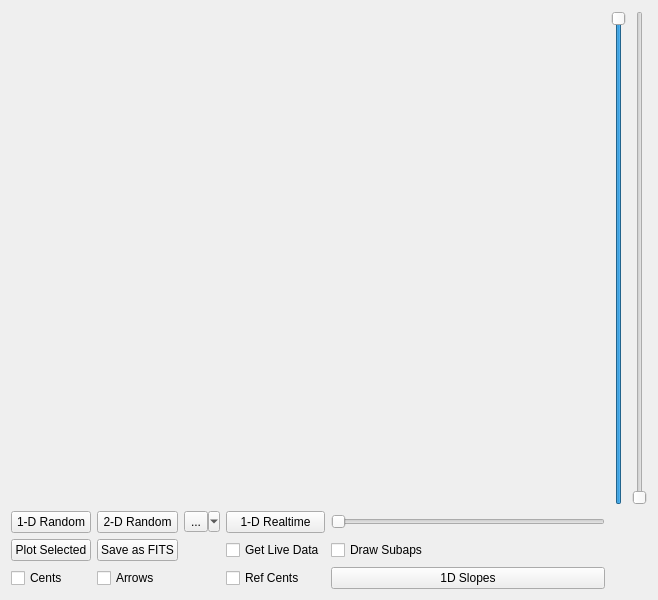
davetbarr/magicplot, file magicPlot.ui: the form before one commit.
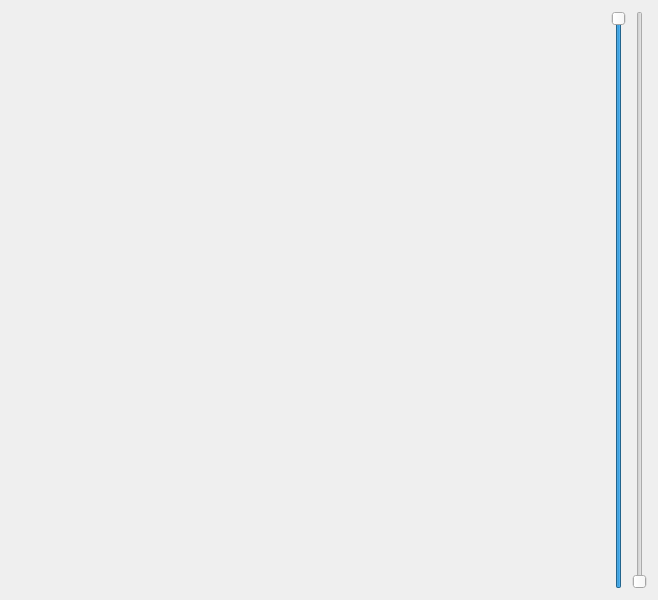
The form after the commit.

Commit message: missed out some files

```diff
--- a/magicPlot.ui
+++ b/magicPlot.ui
@@ -14,140 +14,6 @@
    <string>Form</string>
   </property>
   <layout class="QGridLayout" name="gridLayout">
-   <item row="1" column="0">
-    <layout class="QGridLayout" name="gridLayout_2">
-     <property name="horizontalSpacing">
-      <number>6</number>
-     </property>
-     <item row="1" column="4">
-      <widget class="QCheckBox" name="getLiveData">
-       <property name="text">
-        <string>Get Live Data</string>
-       </property>
-      </widget>
-     </item>
-     <item row="1" column="1">
-      <widget class="QPushButton" name="saveFitsFile">
-       <property name="text">
-        <string>Save as FITS</string>
-       </property>
-      </widget>
-     </item>
-     <item row="0" column="4">
-      <widget class="QPushButton" name="plot1dRealtime">
-       <property name="text">
-        <string>1-D Realtime</string>
-       </property>
-      </widget>
-     </item>
-     <item row="0" column="1">
-      <widget class="QPushButton" name="plotRand2d">
-       <property name="sizePolicy">
-        <sizepolicy hsizetype="Minimum" vsizetype="Maximum">
-         <horstretch>0</horstretch>
-         <verstretch>0</verstretch>
-        </sizepolicy>
-       </property>
-       <property name="text">
-        <string>2-D Random</string>
-       </property>
-      </widget>
-     </item>
-     <item row="0" column="5">
-      <widget class="QSlider" name="bufferSizeSlider">
-       <property name="mouseTracking">
-        <bool>false</bool>
-       </property>
-       <property name="toolTip">
-        <string>&lt;html&gt;&lt;head/&gt;&lt;body&gt;&lt;p&gt;Set buffer size&lt;/p&gt;&lt;/body&gt;&lt;/html&gt;</string>
-       </property>
-       <property name="minimum">
-        <number>10</number>
-       </property>
-       <property name="maximum">
-        <number>100</number>
-       </property>
-       <property name="orientation">
-        <enum>Qt::Horizontal</enum>
-       </property>
-       <property name="tickPosition">
-        <enum>QSlider::NoTicks</enum>
-       </property>
-       <property name="tickInterval">
-        <number>1</number>
-       </property>
-      </widget>
-     </item>
-     <item row="1" column="0">
-      <widget class="QPushButton" name="plotSelected">
-       <property name="text">
-        <string>Plot Selected</string>
-       </property>
-      </widget>
-     </item>
-     <item row="1" column="5">
-      <widget class="QCheckBox" name="subApDraw">
-       <property name="text">
-        <string>Draw Subaps</string>
-       </property>
-      </widget>
-     </item>
-     <item row="0" column="0">
-      <widget class="QPushButton" name="plotRand1d">
-       <property name="sizePolicy">
-        <sizepolicy hsizetype="Minimum" vsizetype="Maximum">
-         <horstretch>0</horstretch>
-         <verstretch>0</verstretch>
-        </sizepolicy>
-       </property>
-       <property name="text">
-        <string>1-D Random</string>
-       </property>
-      </widget>
-     </item>
-     <item row="2" column="0">
-      <widget class="QCheckBox" name="drawCentroids">
-       <property name="text">
-        <string>Cents</string>
-       </property>
-      </widget>
-     </item>
-     <item row="2" column="1">
-      <widget class="QCheckBox" name="drawArr">
-       <property name="text">
-        <string>Arrows</string>
-       </property>
-      </widget>
-     </item>
-     <item row="2" column="4">
-      <widget class="QCheckBox" name="drawRefCents">
-       <property name="text">
-        <string>Ref Cents</string>
-       </property>
-      </widget>
-     </item>
-     <item row="2" column="5">
-      <widget class="QPushButton" name="but1dSlopes">
-       <property name="text">
-        <string>1D Slopes</string>
-       </property>
-      </widget>
-     </item>
-     <item row="0" column="2">
-      <widget class="QToolButton" name="toolButton">
-       <property name="text">
-        <string>...</string>
-       </property>
-       <property name="popupMode">
-        <enum>QToolButton::MenuButtonPopup</enum>
-       </property>
-       <property name="autoRaise">
-        <bool>false</bool>
-       </property>
-      </widget>
-     </item>
-    </layout>
-   </item>
    <item row="0" column="0">
     <widget class="QSplitter" name="drawSplitter">
      <property name="orientation">
```
The commit also changes 1 other file.
